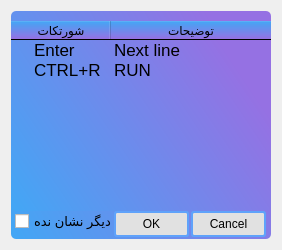
Above: ui/shortcut.ui from mahdi9925/JointShear before the change. Below: the same form after it.
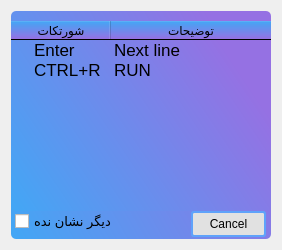
That is the form after the change.

Commit message: `ui/shortcut.ui` delete ok button

The edit to the form file:
```diff
--- a/ui/shortcut.ui
+++ b/ui/shortcut.ui
@@ -151,32 +151,6 @@
        </property>
       </item>
      </widget>
-     <widget class="QPushButton" name="ok">
-      <property name="geometry">
-       <rect>
-        <x>103</x>
-        <y>200</y>
-        <width>75</width>
-        <height>26</height>
-       </rect>
-      </property>
-      <property name="styleSheet">
-       <string notr="true">QPushButton{
-	background-color: rgb(225, 225, 225);
-	border-radius : 3px;
-	border: 2px solid #5fa2fa;
-}
-
-QPushButton:hover{
-	background-color: rgb(225, 225, 225);
-	border-radius : 3px;
-	border: 3px solid #0d76ff;
-}</string>
-      </property>
-      <property name="text">
-       <string>OK</string>
-      </property>
-     </widget>
      <widget class="QPushButton" name="cancel">
       <property name="geometry">
        <rect>
```
